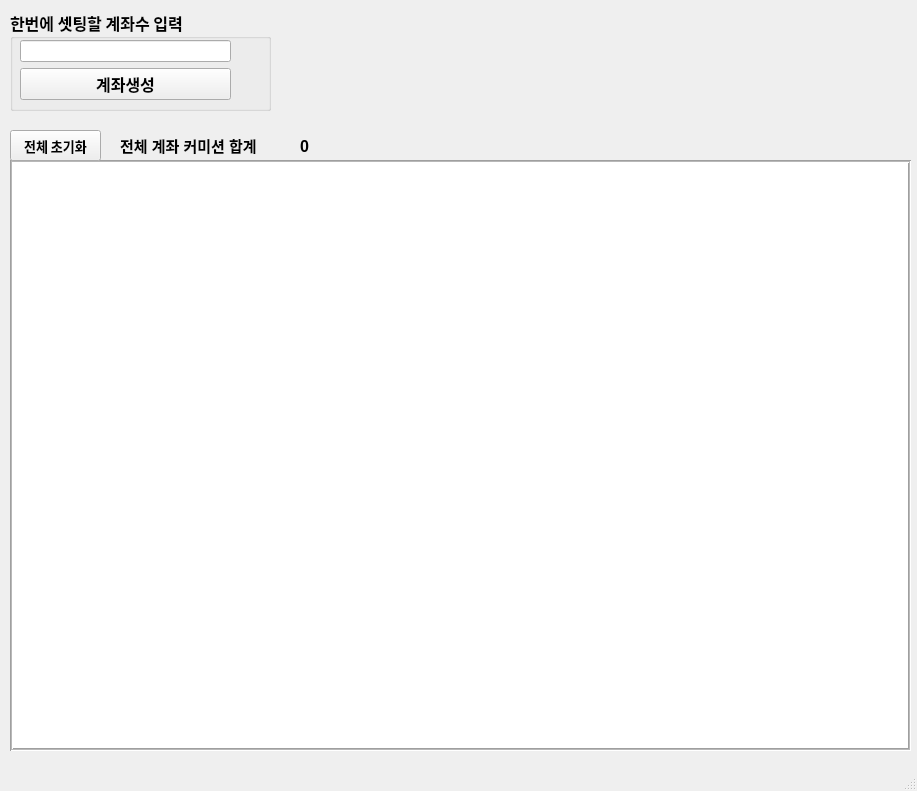
luke906/AirbitClub, file Binary Simulation/airbitclub_simulator.ui: the form before one commit.
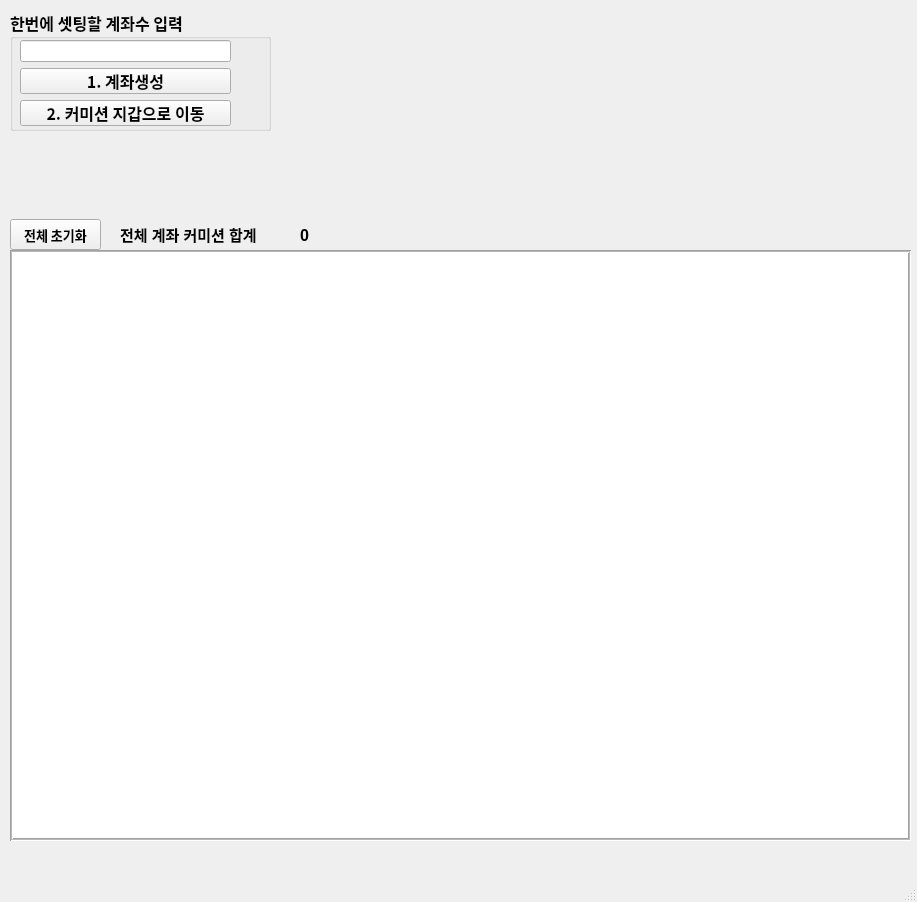
The form after the commit.

The edit to the form file:
```diff
--- a/Binary Simulation/airbitclub_simulator.ui
+++ b/Binary Simulation/airbitclub_simulator.ui
@@ -7,7 +7,7 @@
     <x>0</x>
     <y>0</y>
     <width>917</width>
-    <height>791</height>
+    <height>902</height>
    </rect>
   </property>
   <property name="windowTitle">
@@ -41,7 +41,7 @@
       <x>10</x>
       <y>10</y>
       <width>261</width>
-      <height>101</height>
+      <height>121</height>
      </rect>
     </property>
     <property name="font">
@@ -63,7 +63,7 @@
     <property name="geometry">
      <rect>
       <x>10</x>
-      <y>160</y>
+      <y>250</y>
       <width>901</width>
       <height>591</height>
      </rect>
@@ -93,7 +93,7 @@
     <property name="geometry">
      <rect>
       <x>10</x>
-      <y>130</y>
+      <y>219</y>
       <width>91</width>
       <height>31</height>
      </rect>
@@ -114,7 +114,7 @@
     <property name="geometry">
      <rect>
       <x>120</x>
-      <y>135</y>
+      <y>224</y>
       <width>161</width>
       <height>21</height>
      </rect>
@@ -135,7 +135,7 @@
     <property name="geometry">
      <rect>
       <x>300</x>
-      <y>131</y>
+      <y>220</y>
       <width>111</width>
       <height>31</height>
      </rect>
@@ -152,7 +152,7 @@
      <string>0</string>
     </property>
    </widget>
-   <widget class="QWidget" name="">
+   <widget class="QWidget" name="layoutWidget">
     <property name="geometry">
      <rect>
       <x>0</x>
@@ -163,7 +163,7 @@
     </property>
     <layout class="QHBoxLayout" name="horizontalLayout"/>
    </widget>
-   <widget class="QWidget" name="">
+   <widget class="QWidget" name="layoutWidget">
     <property name="geometry">
      <rect>
       <x>0</x>
@@ -174,13 +174,13 @@
     </property>
     <layout class="QVBoxLayout" name="verticalLayout"/>
    </widget>
-   <widget class="QWidget" name="">
+   <widget class="QWidget" name="layoutWidget">
     <property name="geometry">
      <rect>
       <x>20</x>
       <y>40</y>
       <width>211</width>
-      <height>61</height>
+      <height>86</height>
      </rect>
     </property>
     <layout class="QVBoxLayout" name="verticalLayout_2">
@@ -198,7 +198,22 @@
         </font>
        </property>
        <property name="text">
-        <string>계좌생성</string>
+        <string>1. 계좌생성</string>
+       </property>
+      </widget>
+     </item>
+     <item>
+      <widget class="QPushButton" name="Btn_Deposit_Commision">
+       <property name="font">
+        <font>
+         <family>Agency FB</family>
+         <pointsize>12</pointsize>
+         <weight>75</weight>
+         <bold>true</bold>
+        </font>
+       </property>
+       <property name="text">
+        <string>2. 커미션 지갑으로 이동</string>
        </property>
       </widget>
      </item>
```
Left out of the diff: 3 changed lines with no effect on the pictures.
